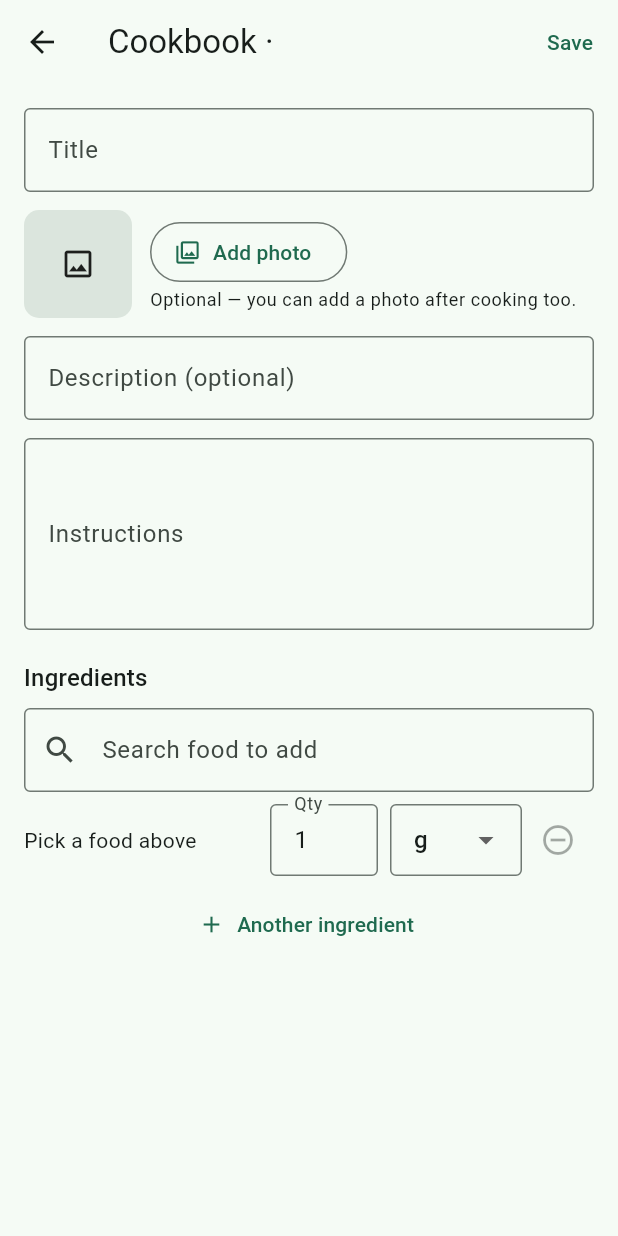
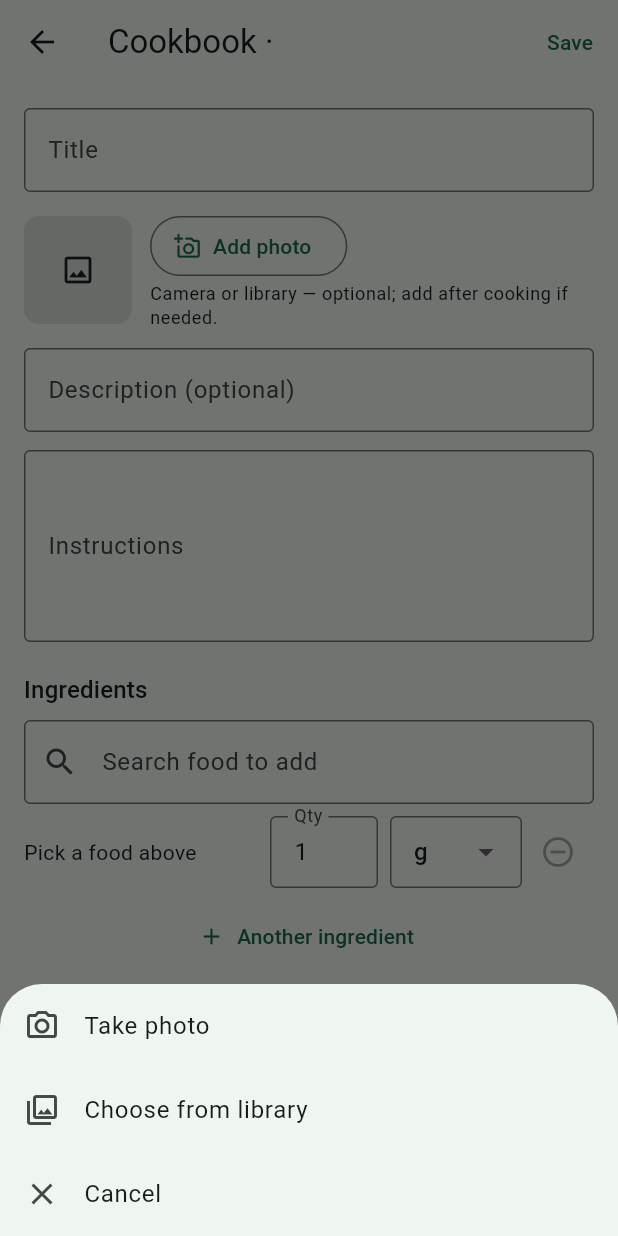
Before and after one commit to duytdwork344/Pantrio, a Flutter app: the CreateGroupRecipePage screen opened directly with empty values, after a tap on "Add photo", on a phone screen of 412 x 824 dp. Run offline on Flutter 3.47's test engine with Material 3 defaults, Android fonts, the phone set to English and light mode, and no system bars; our stand-ins replace dio, image_picker, shared_preferences; accounts and stored records are empty.

Commit message:
UX: chụp ảnh upload cho add/edit recipe. (Only the owner can upload.)

```diff
--- /dev/null
+++ b/apps/mobile/lib/core/widgets/pick_recipe_image.dart
@@ -0,0 +1,41 @@
+import 'package:flutter/material.dart';
+import 'package:image_picker/image_picker.dart';
+
+/// Bottom sheet: Camera or Gallery → compressed XFile, or null if cancelled.
+Future<XFile?> pickRecipeImage(BuildContext context) async {
+  final source = await showModalBottomSheet<ImageSource>(
+    context: context,
+    builder: (ctx) {
+      return SafeArea(
+        child: Column(
+          mainAxisSize: MainAxisSize.min,
+          children: [
+            ListTile(
+              leading: const Icon(Icons.photo_camera_outlined),
+              title: const Text('Take photo'),
+              onTap: () => Navigator.of(ctx).pop(ImageSource.camera),
+            ),
+            ListTile(
+              leading: const Icon(Icons.photo_library_outlined),
+              title: const Text('Choose from library'),
+              onTap: () => Navigator.of(ctx).pop(ImageSource.gallery),
+            ),
+            ListTile(
+              leading: const Icon(Icons.close),
+              title: const Text('Cancel'),
+              onTap: () => Navigator.of(ctx).pop(),
+            ),
+          ],
+        ),
+      );
+    },
+  );
+  if (source == null) return null;
+
+  return ImagePicker().pickImage(
+    source: source,
+    maxWidth: 1600,
+    maxHeight: 1600,
+    imageQuality: 85,
+  );
+}
--- a/apps/mobile/lib/features/recipes/create_group_recipe_page.dart
+++ b/apps/mobile/lib/features/recipes/create_group_recipe_page.dart
@@ -1,7 +1,7 @@
 import 'dart:io';
 
 import 'package:flutter/material.dart';
-import 'package:image_picker/image_picker.dart';
+import 'package:pantrio_mobile/core/widgets/pick_recipe_image.dart';
 import 'package:pantrio_mobile/core/api/api_exception.dart';
 import 'package:pantrio_mobile/core/auth/auth_session.dart';
 import 'package:pantrio_mobile/core/models/food_item.dart';
@@ -63,12 +63,7 @@ class _CreateGroupRecipePageState extends State<CreateGroupRecipePage> {
   }
 
   Future<void> _pickImage() async {
-    final picked = await ImagePicker().pickImage(
-      source: ImageSource.gallery,
-      maxWidth: 1600,
-      maxHeight: 1600,
-      imageQuality: 85,
-    );
+    final picked = await pickRecipeImage(context);
     if (picked == null) return;
     setState(() {
       _imagePath = picked.path;
@@ -200,11 +195,11 @@ class _CreateGroupRecipePageState extends State<CreateGroupRecipePage> {
                   children: [
                     OutlinedButton.icon(
                       onPressed: (_saving || _uploadingImage) ? null : _pickImage,
-                      icon: const Icon(Icons.photo_library_outlined),
+                      icon: const Icon(Icons.add_a_photo_outlined),
                       label: Text(_imagePath == null ? 'Add photo' : 'Change photo'),
                     ),
                     Text(
-                      'Optional — you can add a photo after cooking too.',
+                      'Camera or library — optional; add after cooking if needed.',
                       style: Theme.of(context).textTheme.bodySmall,
                     ),
                   ],
--- a/apps/mobile/lib/features/recipes/recipe_detail_page.dart
+++ b/apps/mobile/lib/features/recipes/recipe_detail_page.dart
@@ -1,6 +1,6 @@
 import 'package:flutter/material.dart';
 import 'package:flutter/services.dart';
-import 'package:image_picker/image_picker.dart';
+import 'package:pantrio_mobile/core/widgets/pick_recipe_image.dart';
 import 'package:pantrio_mobile/core/api/api_exception.dart';
 import 'package:pantrio_mobile/core/auth/auth_session.dart';
 import 'package:pantrio_mobile/core/models/inventory_group.dart';
@@ -231,12 +231,7 @@ class _RecipeDetailPageState extends State<RecipeDetailPage> {
 
   Future<void> _setGroupPhoto(RecipeDetail recipe) async {
     if (!widget.useGroupCookbook) return;
-    final picked = await ImagePicker().pickImage(
-      source: ImageSource.gallery,
-      maxWidth: 1600,
-      maxHeight: 1600,
-      imageQuality: 85,
-    );
+    final picked = await pickRecipeImage(context);
     if (picked == null) return;
     if (!mounted) return;
     final api = context.read<AuthSession>().api;
```
Also changed, not shown: 2 other files.
